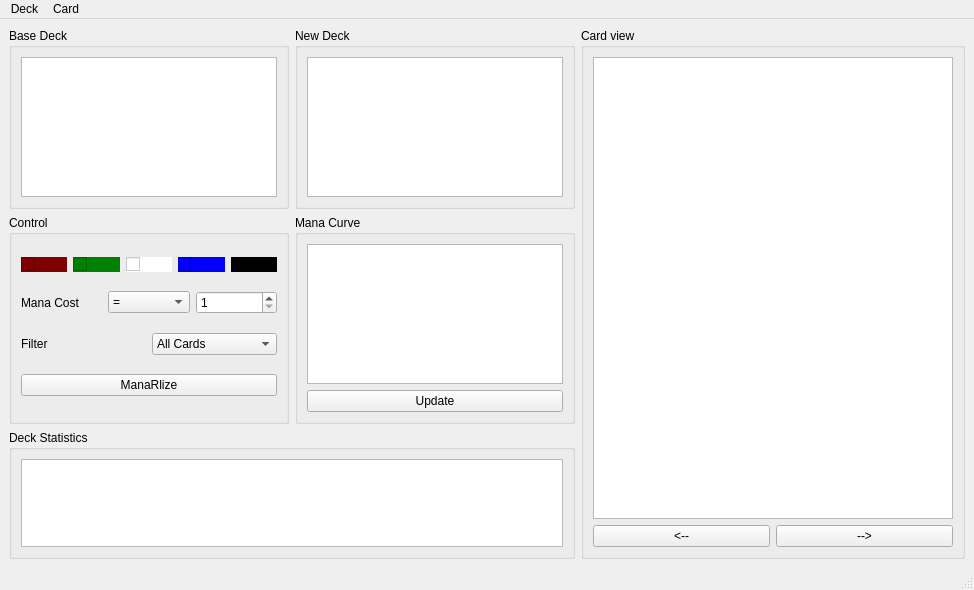
Qt form mainwindow.ui (xaratustrah/manar) before a commit.
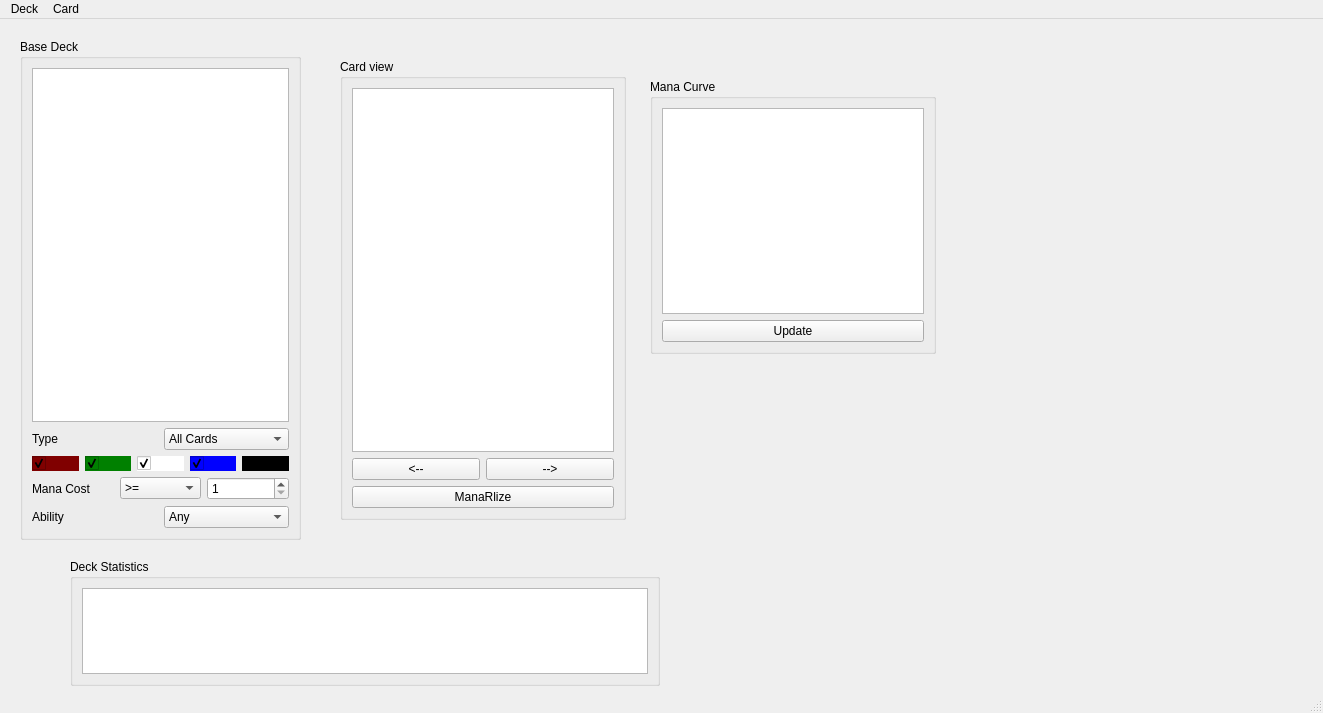
The same form after that commit.

```diff
--- a/mainwindow.ui
+++ b/mainwindow.ui
@@ -6,45 +6,84 @@
    <rect>
     <x>0</x>
     <y>0</y>
-    <width>974</width>
-    <height>590</height>
+    <width>1323</width>
+    <height>713</height>
    </rect>
   </property>
   <property name="windowTitle">
    <string>ManaR</string>
   </property>
   <widget class="QWidget" name="centralwidget">
-   <layout class="QHBoxLayout" name="horizontalLayout_5">
+   <widget class="QGroupBox" name="groupBox">
+    <property name="geometry">
+     <rect>
+      <x>340</x>
+      <y>40</y>
+      <width>286</width>
+      <height>461</height>
+     </rect>
+    </property>
+    <property name="title">
+     <string>Card view</string>
+    </property>
+    <layout class="QVBoxLayout" name="verticalLayout_2">
     <item>
-     <layout class="QVBoxLayout" name="verticalLayout_4">
+      <widget class="QGraphicsView" name="graphicsView_card"/>
+     </item>
       <item>
-       <layout class="QGridLayout" name="gridLayout_4">
-        <item row="0" column="2">
-         <widget class="QGroupBox" name="groupBox_6">
-          <property name="title">
-           <string>New Deck</string>
-          </property>
-          <layout class="QGridLayout" name="gridLayout_3">
-           <item row="0" column="0">
-            <widget class="QListView" name="listView_deck"/>
-           </item>
-          </layout>
-         </widget>
-        </item>
-        <item row="0" column="0" colspan="2">
-         <widget class="QGroupBox" name="groupBox_5">
+      <layout class="QHBoxLayout" name="horizontalLayout_2">
+       <item>
+        <widget class="QPushButton" name="pushButton_prev">
+         <property name="text">
+          <string>&lt;--</string>
+         </property>
+        </widget>
+       </item>
+       <item>
+        <widget class="QPushButton" name="pushButton_next">
+         <property name="text">
+          <string>--&gt;</string>
+         </property>
+        </widget>
+       </item>
+      </layout>
+     </item>
+     <item>
+      <widget class="QPushButton" name="pushButton_2">
+       <property name="text">
+        <string>ManaRlize</string>
+       </property>
+      </widget>
+     </item>
+    </layout>
+   </widget>
+   <widget class="QGroupBox" name="groupBox_3">
+    <property name="geometry">
+     <rect>
+      <x>70</x>
+      <y>540</y>
+      <width>590</width>
+      <height>127</height>
+     </rect>
+    </property>
           <property name="title">
-           <string>Base Deck</string>
-          </property>
-          <layout class="QGridLayout" name="gridLayout_2">
+     <string>Deck Statistics</string>
+    </property>
+    <layout class="QGridLayout" name="gridLayout">
            <item row="0" column="0">
-            <widget class="QListView" name="listView_db"/>
+      <widget class="QTextEdit" name="textEdit"/>
            </item>
           </layout>
          </widget>
-        </item>
-        <item row="1" column="2">
          <widget class="QGroupBox" name="groupBox_2">
+    <property name="geometry">
+     <rect>
+      <x>650</x>
+      <y>60</y>
+      <width>286</width>
+      <height>275</height>
+     </rect>
+    </property>
           <property name="title">
            <string>Mana Curve</string>
           </property>
@@ -61,13 +100,77 @@
            </item>
           </layout>
          </widget>
-        </item>
-        <item row="1" column="0" colspan="2">
-         <widget class="QGroupBox" name="groupBox_4">
+   <widget class="QGroupBox" name="groupBox_base">
+    <property name="geometry">
+     <rect>
+      <x>20</x>
+      <y>20</y>
+      <width>281</width>
+      <height>501</height>
+     </rect>
+    </property>
           <property name="title">
-           <string>Control</string>
+     <string>Base Deck</string>
           </property>
           <layout class="QVBoxLayout" name="verticalLayout_3">
+     <item>
+      <widget class="QListView" name="listView_base"/>
+     </item>
+     <item>
+      <layout class="QHBoxLayout" name="horizontalLayout_4">
+       <item>
+        <widget class="QLabel" name="label_type_base">
+         <property name="text">
+          <string>Type</string>
+         </property>
+        </widget>
+       </item>
+       <item>
+        <widget class="QComboBox" name="comboBox_type_base">
+         <item>
+          <property name="text">
+           <string>All Cards</string>
+          </property>
+         </item>
+         <item>
+          <property name="text">
+           <string>Artifact</string>
+          </property>
+         </item>
+         <item>
+          <property name="text">
+           <string>Creature</string>
+          </property>
+         </item>
+         <item>
+          <property name="text">
+           <string>Enchantment</string>
+          </property>
+         </item>
+         <item>
+          <property name="text">
+           <string>Instant</string>
+          </property>
+         </item>
+         <item>
+          <property name="text">
+           <string>Land</string>
+          </property>
+         </item>
+         <item>
+          <property name="text">
+           <string>Planeswalker</string>
+          </property>
+         </item>
+         <item>
+          <property name="text">
+           <string>Sorcery</string>
+          </property>
+         </item>
+        </widget>
+       </item>
+      </layout>
+     </item>
            <item>
             <layout class="QHBoxLayout" name="horizontalLayout">
              <item>
@@ -78,6 +181,9 @@
                <property name="text">
                 <string/>
                </property>
+         <property name="checked">
+          <bool>true</bool>
+         </property>
               </widget>
              </item>
              <item>
@@ -88,6 +194,9 @@
                <property name="text">
                 <string/>
                </property>
+         <property name="checked">
+          <bool>true</bool>
+         </property>
               </widget>
              </item>
              <item>
@@ -98,6 +207,9 @@
                <property name="text">
                 <string/>
                </property>
+         <property name="checked">
+          <bool>true</bool>
+         </property>
               </widget>
              </item>
              <item>
@@ -108,6 +220,9 @@
                <property name="text">
                 <string/>
                </property>
+         <property name="checked">
+          <bool>true</bool>
+         </property>
               </widget>
              </item>
              <item>
@@ -118,6 +233,9 @@
                <property name="text">
                 <string/>
                </property>
+         <property name="checked">
+          <bool>true</bool>
+         </property>
               </widget>
              </item>
             </layout>
@@ -132,7 +250,12 @@
               </widget>
              </item>
              <item>
-              <widget class="QComboBox" name="comboBox_mana">
+        <widget class="QComboBox" name="comboBox_mana_base">
+         <item>
+          <property name="text">
+           <string>&gt;=</string>
+          </property>
+         </item>
                <item>
                 <property name="text">
                  <string>=</string>
@@ -176,19 +299,19 @@
             </layout>
            </item>
            <item>
-            <layout class="QHBoxLayout" name="horizontalLayout_4">
+      <layout class="QHBoxLayout" name="horizontalLayout_5">
              <item>
-              <widget class="QLabel" name="label_type">
+        <widget class="QLabel" name="label">
                <property name="text">
-                <string>Filter</string>
+          <string>Ability</string>
                </property>
               </widget>
              </item>
              <item>
-              <widget class="QComboBox" name="comboBox_type">
+        <widget class="QComboBox" name="comboBox">
                <item>
                 <property name="text">
-                 <string>All Cards</string>
+           <string>Any</string>
                 </property>
                </item>
                <item>
@@ -223,70 +346,46 @@
                </item>
                <item>
                 <property name="text">
-                 <string>Sorceries</string>
-                </property>
-               </item>
-              </widget>
-             </item>
-            </layout>
-           </item>
+           <string>Lifelink</string>
+          </property>
+         </item>
            <item>
-            <widget class="QPushButton" name="pushButton_2">
              <property name="text">
-              <string>ManaRlize</string>
-             </property>
-            </widget>
-           </item>
-          </layout>
-         </widget>
-        </item>
-       </layout>
-      </item>
+           <string>Morph</string>
+          </property>
+         </item>
       <item>
-       <widget class="QGroupBox" name="groupBox_3">
-        <property name="title">
-         <string>Deck Statistics</string>
-        </property>
-        <layout class="QGridLayout" name="gridLayout">
-         <item row="0" column="0">
-          <widget class="QTextEdit" name="textEdit"/>
+          <property name="text">
+           <string>Outlast</string>
+          </property>
          </item>
-        </layout>
-       </widget>
-      </item>
-     </layout>
-    </item>
     <item>
-     <widget class="QGroupBox" name="groupBox">
-      <property name="title">
-       <string>Card view</string>
-      </property>
-      <layout class="QVBoxLayout" name="verticalLayout_2">
-       <item>
-        <widget class="QGraphicsView" name="graphicsView_card"/>
+          <property name="text">
+           <string>Protection</string>
+          </property>
        </item>
        <item>
-        <layout class="QHBoxLayout" name="horizontalLayout_2">
-         <item>
-          <widget class="QPushButton" name="pushButton_prev">
            <property name="text">
-            <string>&lt;--</string>
-           </property>
-          </widget>
+           <string>Reach</string>
+          </property>
          </item>
          <item>
-          <widget class="QPushButton" name="pushButton_next">
            <property name="text">
-            <string>--&gt;</string>
-           </property>
+           <string>Vigilance</string>
+          </property>
+         </item>
           </widget>
          </item>
         </layout>
        </item>
       </layout>
      </widget>
-    </item>
-   </layout>
+   <zorder>groupBox</zorder>
+   <zorder>groupBox_3</zorder>
+   <zorder>groupBox_3</zorder>
+   <zorder>groupBox_2</zorder>
+   <zorder>comboBox</zorder>
+   <zorder>label</zorder>
   </widget>
   <widget class="QStatusBar" name="statusbar"/>
   <widget class="QMenuBar" name="menubar">
@@ -294,7 +393,7 @@
     <rect>
      <x>0</x>
      <y>0</y>
-     <width>974</width>
+     <width>1323</width>
      <height>22</height>
     </rect>
    </property>
```
Left out of the diff: 31 changed lines with no effect on the pictures. Lines whose indentation alone changed are shown as unchanged.
